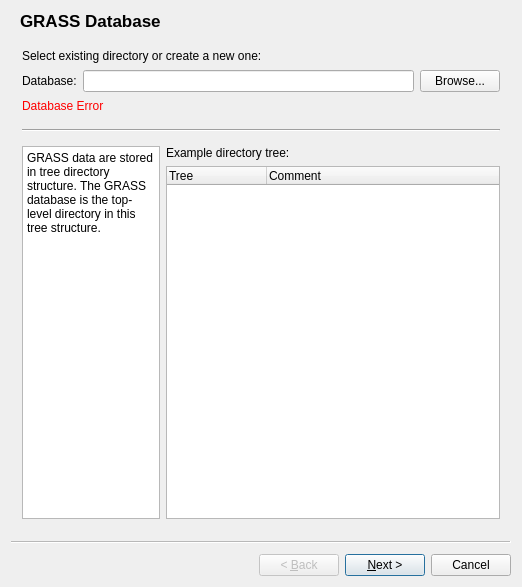
Qt form src/plugins/grass/qgsgrassnewmapsetbase.ui (qgis/QGIS) before a commit.
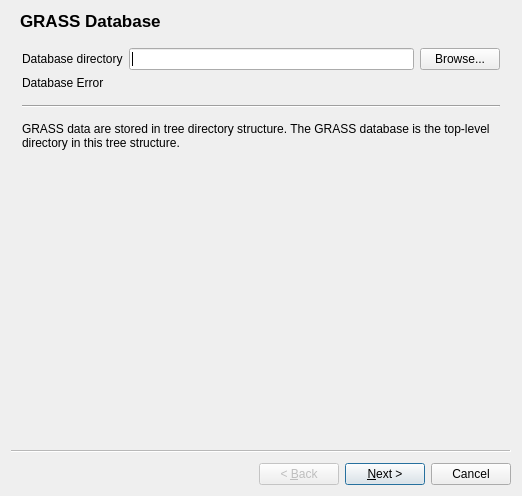
The same form after that commit. Icons and pictures are not drawn.

Commit message: [GRASS] new mapset wizard upgrade

Patch:
```diff
--- a/src/plugins/grass/qgsgrassnewmapsetbase.ui
+++ b/src/plugins/grass/qgsgrassnewmapsetbase.ui
@@ -1,630 +1,102 @@
 <ui version="4.0" >
  <class>QgsGrassNewMapsetBase</class>
- <widget class="QWizard" name="QgsGrassNewMapsetBase" >
-  <property name="geometry" >
+ <widget class="QWizard" name="QgsGrassNewMapsetBase">
+  <property name="geometry">
    <rect>
     <x>0</x>
     <y>0</y>
     <width>522</width>
-    <height>587</height>
+    <height>496</height>
    </rect>
   </property>
-  <property name="windowTitle" >
+  <property name="font">
+   <font>
+    <pointsize>9</pointsize>
+   </font>
+  </property>
+  <property name="windowTitle">
    <string>New Mapset</string>
   </property>
-  <widget class="QWizardPage" name="WizardPage1" >
-   <property name="title" >
+  <property name="wizardStyle">
+   <enum>QWizard::ClassicStyle</enum>
+  </property>
+  <widget class="QWizardPage" name="WizardPage1">
+   <property name="title">
     <string>GRASS Database</string>
    </property>
-   <layout class="QGridLayout" >
-    <item row="5" column="1" >
-     <widget class="QTreeWidget" name="mTreeListView" >
-      <property name="minimumSize" >
-       <size>
-        <width>200</width>
-        <height>0</height>
-       </size>
-      </property>
-      <property name="focusPolicy" >
-       <enum>Qt::NoFocus</enum>
-      </property>
-      <property name="frameShadow" >
-       <enum>QFrame::Sunken</enum>
-      </property>
-      <property name="lineWidth" >
-       <number>1</number>
-      </property>
-      <column>
-       <property name="text" >
-        <string>Tree</string>
-       </property>
-      </column>
-      <column>
-       <property name="text" >
-        <string>Comment</string>
-       </property>
-      </column>
-     </widget>
-    </item>
-    <item row="4" column="1" >
-     <widget class="QLabel" name="textLabel1_2" >
-      <property name="text" >
-       <string>Example directory tree:</string>
-      </property>
-     </widget>
-    </item>
-    <item rowspan="2" row="4" column="0" >
-     <widget class="QTextBrowser" name="mDatabaseText" >
-      <property name="html" >
-       <string>&lt;!DOCTYPE HTML PUBLIC "-//W3C//DTD HTML 4.0//EN" "http://www.w3.org/TR/REC-html40/strict.dtd">
-&lt;html>&lt;head>&lt;meta name="qrichtext" content="1" />&lt;style type="text/css">
-p, li { white-space: pre-wrap; }
-&lt;/style>&lt;/head>&lt;body style=" font-family:'Lucida Grande'; font-size:13pt; font-weight:400; font-style:normal;">
-&lt;p style=" margin-top:0px; margin-bottom:0px; margin-left:0px; margin-right:0px; -qt-block-indent:0; text-indent:0px; font-family:'Sans Serif'; font-size:9pt;">GRASS data are stored in tree directory structure. The GRASS database is the top-level directory in this tree structure.&lt;/p>&lt;/body>&lt;/html></string>
-      </property>
-     </widget>
-    </item>
-    <item row="3" column="0" colspan="2" >
-     <widget class="Line" name="line1" >
-      <property name="sizePolicy" >
-       <sizepolicy vsizetype="Fixed" hsizetype="Expanding" >
-        <horstretch>0</horstretch>
-        <verstretch>0</verstretch>
-       </sizepolicy>
-      </property>
-      <property name="minimumSize" >
-       <size>
-        <width>0</width>
-        <height>20</height>
-       </size>
-      </property>
-      <property name="frameShape" >
-       <enum>QFrame::HLine</enum>
-      </property>
-      <property name="frameShadow" >
-       <enum>QFrame::Sunken</enum>
-      </property>
-     </widget>
-    </item>
-    <item row="2" column="0" >
-     <widget class="QLabel" name="mDatabaseErrorLabel" >
-      <property name="palette" >
-       <palette>
-        <active>
-         <colorrole role="WindowText" >
-          <brush brushstyle="SolidPattern" >
-           <color alpha="255" >
-            <red>255</red>
-            <green>0</green>
-            <blue>0</blue>
-           </color>
-          </brush>
-         </colorrole>
-         <colorrole role="Button" >
-          <brush brushstyle="SolidPattern" >
-           <color alpha="255" >
-            <red>221</red>
-            <green>223</green>
-            <blue>228</blue>
-           </color>
-          </brush>
-         </colorrole>
-         <colorrole role="Light" >
-          <brush brushstyle="SolidPattern" >
-           <color alpha="255" >
-            <red>255</red>
-            <green>255</green>
-            <blue>255</blue>
-           </color>
-          </brush>
-         </colorrole>
-         <colorrole role="Midlight" >
-          <brush brushstyle="SolidPattern" >
-           <color alpha="255" >
-            <red>255</red>
-            <green>255</green>
-            <blue>255</blue>
-           </color>
-          </brush>
-         </colorrole>
-         <colorrole role="Dark" >
-          <brush brushstyle="SolidPattern" >
-           <color alpha="255" >
-            <red>85</red>
-            <green>85</green>
-            <blue>85</blue>
-           </color>
-          </brush>
-         </colorrole>
-         <colorrole role="Mid" >
-          <brush brushstyle="SolidPattern" >
-           <color alpha="255" >
-            <red>199</red>
-            <green>199</green>
-            <blue>199</blue>
-           </color>
-          </brush>
-         </colorrole>
-         <colorrole role="Text" >
-          <brush brushstyle="SolidPattern" >
-           <color alpha="255" >
-            <red>0</red>
-            <green>0</green>
-            <blue>0</blue>
-           </color>
-          </brush>
-         </colorrole>
-         <colorrole role="BrightText" >
-          <brush brushstyle="SolidPattern" >
-           <color alpha="255" >
-            <red>255</red>
-            <green>255</green>
-            <blue>255</blue>
-           </color>
-          </brush>
-         </colorrole>
-         <colorrole role="ButtonText" >
-          <brush brushstyle="SolidPattern" >
-           <color alpha="255" >
-            <red>0</red>
-            <green>0</green>
-            <blue>0</blue>
-           </color>
-          </brush>
-         </colorrole>
-         <colorrole role="Base" >
-          <brush brushstyle="SolidPattern" >
-           <color alpha="255" >
-            <red>255</red>
-            <green>255</green>
-            <blue>255</blue>
-           </color>
-          </brush>
-         </colorrole>
-         <colorrole role="Window" >
-          <brush brushstyle="SolidPattern" >
-           <color alpha="255" >
-            <red>239</red>
-            <green>239</green>
-            <blue>239</blue>
-           </color>
-          </brush>
-         </colorrole>
-         <colorrole role="Shadow" >
-          <brush brushstyle="SolidPattern" >
-           <color alpha="255" >
-            <red>0</red>
-            <green>0</green>
-            <blue>0</blue>
-           </color>
-          </brush>
-         </colorrole>
-         <colorrole role="Highlight" >
-          <brush brushstyle="SolidPattern" >
-           <color alpha="255" >
-            <red>103</red>
-            <green>141</green>
-            <blue>178</blue>
-           </color>
-          </brush>
-         </colorrole>
-         <colorrole role="HighlightedText" >
-          <brush brushstyle="SolidPattern" >
-           <color alpha="255" >
-            <red>255</red>
-            <green>255</green>
-            <blue>255</blue>
-           </color>
-          </brush>
-         </colorrole>
-         <colorrole role="Link" >
-          <brush brushstyle="SolidPattern" >
-           <color alpha="255" >
-            <red>0</red>
-            <green>0</green>
-            <blue>238</blue>
-           </color>
-          </brush>
-         </colorrole>
-         <colorrole role="LinkVisited" >
-          <brush brushstyle="SolidPattern" >
-           <color alpha="255" >
-            <red>82</red>
-            <green>24</green>
-            <blue>139</blue>
-           </color>
-          </brush>
-         </colorrole>
-         <colorrole role="AlternateBase" >
-          <brush brushstyle="SolidPattern" >
-           <color alpha="255" >
-            <red>232</red>
-            <green>232</green>
-            <blue>232</blue>
-           </color>
-          </brush>
-         </colorrole>
-        </active>
-        <inactive>
-         <colorrole role="WindowText" >
-          <brush brushstyle="SolidPattern" >
-           <color alpha="255" >
-            <red>255</red>
-            <green>0</green>
-            <blue>0</blue>
-           </color>
-          </brush>
-         </colorrole>
-         <colorrole role="Button" >
-          <brush brushstyle="SolidPattern" >
-           <color alpha="255" >
-            <red>221</red>
-            <green>223</green>
-            <blue>228</blue>
-           </color>
-          </brush>
-         </colorrole>
-         <colorrole role="Light" >
-          <brush brushstyle="SolidPattern" >
-           <color alpha="255" >
-            <red>255</red>
-            <green>255</green>
-            <blue>255</blue>
-           </color>
-          </brush>
-         </colorrole>
-         <colorrole role="Midlight" >
-          <brush brushstyle="SolidPattern" >
-           <color alpha="255" >
-            <red>255</red>
-            <green>255</green>
-            <blue>255</blue>
-           </color>
-          </brush>
-         </colorrole>
-         <colorrole role="Dark" >
-          <brush brushstyle="SolidPattern" >
-           <color alpha="255" >
-            <red>85</red>
-            <green>85</green>
-            <blue>85</blue>
-           </color>
-          </brush>
-         </colorrole>
-         <colorrole role="Mid" >
-          <brush brushstyle="SolidPattern" >
-           <color alpha="255" >
-            <red>199</red>
-            <green>199</green>
-            <blue>199</blue>
-           </color>
-          </brush>
-         </colorrole>
-         <colorrole role="Text" >
-          <brush brushstyle="SolidPattern" >
-           <color alpha="255" >
-            <red>0</red>
-            <green>0</green>
-            <blue>0</blue>
-           </color>
-          </brush>
-         </colorrole>
-         <colorrole role="BrightText" >
-          <brush brushstyle="SolidPattern" >
-           <color alpha="255" >
-            <red>255</red>
-            <green>255</green>
-            <blue>255</blue>
-           </color>
-          </brush>
-         </colorrole>
-         <colorrole role="ButtonText" >
-          <brush brushstyle="SolidPattern" >
-           <color alpha="255" >
-            <red>0</red>
-            <green>0</green>
-            <blue>0</blue>
-           </color>
-          </brush>
-         </colorrole>
-         <colorrole role="Base" >
-          <brush brushstyle="SolidPattern" >
-           <color alpha="255" >
-            <red>255</red>
-            <green>255</green>
-            <blue>255</blue>
-           </color>
-          </brush>
-         </colorrole>
-         <colorrole role="Window" >
-          <brush brushstyle="SolidPattern" >
-           <color alpha="255" >
-            <red>239</red>
-            <green>239</green>
-            <blue>239</blue>
-           </color>
-          </brush>
-         </colorrole>
-         <colorrole role="Shadow" >
-          <brush brushstyle="SolidPattern" >
-           <color alpha="255" >
-            <red>0</red>
-            <green>0</green>
-            <blue>0</blue>
-           </color>
-          </brush>
-         </colorrole>
-         <colorrole role="Highlight" >
-          <brush brushstyle="SolidPattern" >
-           <color alpha="255" >
-            <red>103</red>
-            <green>141</green>
-            <blue>178</blue>
-           </color>
-          </brush>
-         </colorrole>
-         <colorrole role="HighlightedText" >
-          <brush brushstyle="SolidPattern" >
-           <color alpha="255" >
-            <red>255</red>
-            <green>255</green>
-            <blue>255</blue>
-           </color>
-          </brush>
-         </colorrole>
-         <colorrole role="Link" >
-          <brush brushstyle="SolidPattern" >
-           <color alpha="255" >
-            <red>0</red>
-            <green>0</green>
-            <blue>238</blue>
-           </color>
-          </brush>
-         </colorrole>
-         <colorrole role="LinkVisited" >
-          <brush brushstyle="SolidPattern" >
-           <color alpha="255" >
-            <red>82</red>
-            <green>24</green>
-            <blue>139</blue>
-           </color>
-          </brush>
-         </colorrole>
-         <colorrole role="AlternateBase" >
-          <brush brushstyle="SolidPattern" >
-           <color alpha="255" >
-            <red>232</red>
-            <green>232</green>
-            <blue>232</blue>
-           </color>
-          </brush>
-         </colorrole>
-        </inactive>
-        <disabled>
-         <colorrole role="WindowText" >
-          <brush brushstyle="SolidPattern" >
-           <color alpha="255" >
-            <red>128</red>
-            <green>128</green>
-            <blue>128</blue>
-           </color>
-          </brush>
-         </colorrole>
-         <colorrole role="Button" >
-          <brush brushstyle="SolidPattern" >
-           <color alpha="255" >
-            <red>221</red>
-            <green>223</green>
-            <blue>228</blue>
-           </color>
-          </brush>
-         </colorrole>
-         <colorrole role="Light" >
-          <brush brushstyle="SolidPattern" >
-           <color alpha="255" >
-            <red>255</red>
-            <green>255</green>
-            <blue>255</blue>
-           </color>
-          </brush>
-         </colorrole>
-         <colorrole role="Midlight" >
-          <brush brushstyle="SolidPattern" >
-           <color alpha="255" >
-            <red>255</red>
-            <green>255</green>
-            <blue>255</blue>
-           </color>
-          </brush>
-         </colorrole>
-         <colorrole role="Dark" >
-          <brush brushstyle="SolidPattern" >
-           <color alpha="255" >
-            <red>85</red>
-            <green>85</green>
-            <blue>85</blue>
-           </color>
-          </brush>
-         </colorrole>
-         <colorrole role="Mid" >
-          <brush brushstyle="SolidPattern" >
-           <color alpha="255" >
-            <red>199</red>
-            <green>199</green>
-            <blue>199</blue>
-           </color>
-          </brush>
-         </colorrole>
-         <colorrole role="Text" >
-          <brush brushstyle="SolidPattern" >
-           <color alpha="255" >
-            <red>199</red>
-            <green>199</green>
-            <blue>199</blue>
-           </color>
-          </brush>
-         </colorrole>
-         <colorrole role="BrightText" >
-          <brush brushstyle="SolidPattern" >
-           <color alpha="255" >
-            <red>255</red>
-            <green>255</green>
-            <blue>255</blue>
-           </color>
-          </brush>
-         </colorrole>
-         <colorrole role="ButtonText" >
-          <brush brushstyle="SolidPattern" >
-           <color alpha="255" >
-            <red>128</red>
-            <green>128</green>
-            <blue>128</blue>
-           </color>
-          </brush>
-         </colorrole>
-         <colorrole role="Base" >
-          <brush brushstyle="SolidPattern" >
-           <color alpha="255" >
-            <red>239</red>
-            <green>239</green>
-            <blue>239</blue>
-           </color>
-          </brush>
-         </colorrole>
-         <colorrole role="Window" >
-          <brush brushstyle="SolidPattern" >
-           <color alpha="255" >
-            <red>239</red>
-            <green>239</green>
-            <blue>239</blue>
-           </color>
-          </brush>
-         </colorrole>
-         <colorrole role="Shadow" >
-          <brush brushstyle="SolidPattern" >
-           <color alpha="255" >
-            <red>0</red>
-            <green>0</green>
-            <blue>0</blue>
-           </color>
-          </brush>
-         </colorrole>
-         <colorrole role="Highlight" >
-          <brush brushstyle="SolidPattern" >
-           <color alpha="255" >
-            <red>86</red>
-            <green>117</green>
-            <blue>148</blue>
-           </color>
-          </brush>
-         </colorrole>
-         <colorrole role="HighlightedText" >
-          <brush brushstyle="SolidPattern" >
-           <color alpha="255" >
-            <red>255</red>
-            <green>255</green>
-            <blue>255</blue>
-           </color>
-          </brush>
-         </colorrole>
-         <colorrole role="Link" >
-          <brush brushstyle="SolidPattern" >
-           <color alpha="255" >
-            <red>0</red>
-            <green>0</green>
-            <blue>238</blue>
-           </color>
-          </brush>
-         </colorrole>
-         <colorrole role="LinkVisited" >
-          <brush brushstyle="SolidPattern" >
-           <color alpha="255" >
-            <red>82</red>
-            <green>24</green>
-            <blue>139</blue>
-           </color>
-          </brush>
-         </colorrole>
-         <colorrole role="AlternateBase" >
-          <brush brushstyle="SolidPattern" >
-           <color alpha="255" >
-            <red>232</red>
-            <green>232</green>
-            <blue>232</blue>
-           </color>
-          </brush>
-         </colorrole>
-        </disabled>
-       </palette>
-      </property>
-      <property name="text" >
-       <string>Database Error</string>
-      </property>
-     </widget>
-    </item>
-    <item row="2" column="1" >
-     <spacer>
-      <property name="orientation" >
-       <enum>Qt::Horizontal</enum>
-      </property>
-      <property name="sizeType" >
-       <enum>QSizePolicy::Expanding</enum>
-      </property>
-      <property name="sizeHint" stdset="0" >
-       <size>
-        <width>451</width>
-        <height>16</height>
-       </size>
-      </property>
-     </spacer>
-    </item>
-    <item row="1" column="0" colspan="2" >
-     <layout class="QHBoxLayout" >
+   <layout class="QVBoxLayout" name="verticalLayout_5">
+    <item>
+     <layout class="QHBoxLayout">
       <item>
-       <widget class="QLabel" name="textLabel2" >
-        <property name="text" >
-         <string>Database:</string>
+       <widget class="QLabel" name="textLabel2">
+        <property name="text">
+         <string>Database directory</string>
         </property>
        </widget>
       </item>
       <item>
-       <widget class="QLineEdit" name="mDatabaseLineEdit" />
+       <widget class="QLineEdit" name="mDatabaseLineEdit"/>
       </item>
       <item>
-       <widget class="QPushButton" name="mDatabaseButton" >
-        <property name="text" >
+       <widget class="QPushButton" name="mDatabaseButton">
+        <property name="text">
          <string>Browse...</string>
         </property>
        </widget>
       </item>
      </layout>
     </item>
-    <item row="0" column="0" colspan="2" >
-     <layout class="QHBoxLayout" >
-      <item>
-       <widget class="QLabel" name="textLabel1" >
-        <property name="text" >
-         <string>Select existing directory or create a new one:</string>
-        </property>
-       </widget>
-      </item>
-      <item>
-       <spacer>
-        <property name="orientation" >
-         <enum>Qt::Horizontal</enum>
-        </property>
-        <property name="sizeType" >
-         <enum>QSizePolicy::Expanding</enum>
-        </property>
-        <property name="sizeHint" stdset="0" >
-         <size>
-          <width>241</width>
-          <height>16</height>
-         </size>
-        </property>
-       </spacer>
-      </item>
-     </layout>
+    <item>
+     <widget class="QLabel" name="mDatabaseErrorLabel">
+      <property name="text">
+       <string>Database Error</string>
+      </property>
+     </widget>
+    </item>
+    <item>
+     <widget class="Line" name="line1">
+      <property name="sizePolicy">
+       <sizepolicy hsizetype="Expanding" vsizetype="Fixed">
+        <horstretch>0</horstretch>
+        <verstretch>0</verstretch>
+       </sizepolicy>
+      </property>
+      <property name="minimumSize">
+       <size>
+        <width>0</width>
+        <height>20</height>
+       </size>
+      </property>
+      <property name="frameShape">
+       <enum>QFrame::HLine</enum>
+      </property>
+      <property name="frameShadow">
+       <enum>QFrame::Sunken</enum>
+      </property>
+     </widget>
+    </item>
+    <item>
+     <widget class="QLabel" name="mDatabaseHelpLabel">
+      <property name="text">
+       <string>&lt;html&gt;&lt;head/&gt;&lt;body&gt;&lt;p&gt;GRASS data are stored in tree directory structure. The GRASS database is the top-level directory in this tree structure.&lt;/p&gt;&lt;/body&gt;&lt;/html&gt;</string>
+      </property>
+      <property name="wordWrap">
+       <bool>true</bool>
+      </property>
+     </widget>
+    </item>
+    <item>
+     <spacer name="verticalSpacer">
+      <property name="orientation">
+       <enum>Qt::Vertical</enum>
+      </property>
+      <property name="sizeHint" stdset="0">
+       <size>
+        <width>20</width>
+        <height>40</height>
+       </size>
+      </property>
+     </spacer>
     </item>
    </layout>
   </widget>
@@ -2726,7 +2198,7 @@
    </layout>
   </widget>
  </widget>
- <layoutdefault spacing="6" margin="11" />
+ <layoutdefault spacing="6" margin="11"/>
  <resources/>
  <connections/>
 </ui>
```
Left out of the diff: 2307 changed lines with no effect on the pictures. The commit also changes 2 other files.
